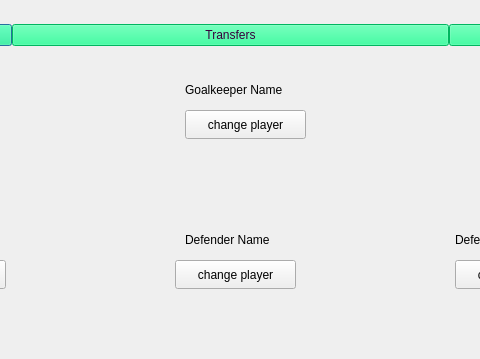
First picture: the form in home.ui, repository bolesawny7/FootballFantasy, before the edit; both pictures show x 425 to 905 and y 0 to 359 of the 1318 by 831 pixel window.
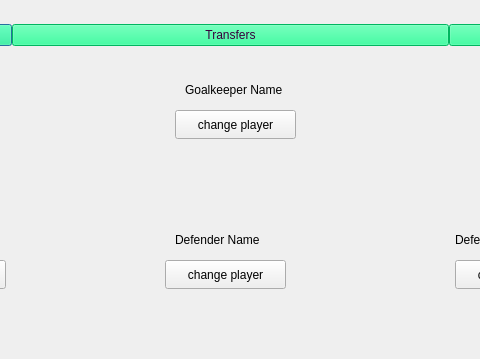
Second picture: the form after the edit. Icons and pictures are not drawn.

```diff
--- a/home.ui
+++ b/home.ui
@@ -92,7 +92,7 @@
   <widget class="QPushButton" name="pushButton_2">
    <property name="geometry">
     <rect>
-     <x>610</x>
+     <x>600</x>
      <y>110</y>
      <width>121</width>
      <height>29</height>
@@ -118,7 +118,7 @@
   <widget class="QLabel" name="label_3">
    <property name="geometry">
     <rect>
-     <x>610</x>
+     <x>600</x>
      <y>230</y>
      <width>131</width>
      <height>20</height>
@@ -196,7 +196,7 @@
   <widget class="QPushButton" name="pushButton_5">
    <property name="geometry">
     <rect>
-     <x>600</x>
+     <x>590</x>
      <y>260</y>
      <width>121</width>
      <height>29</height>
```
